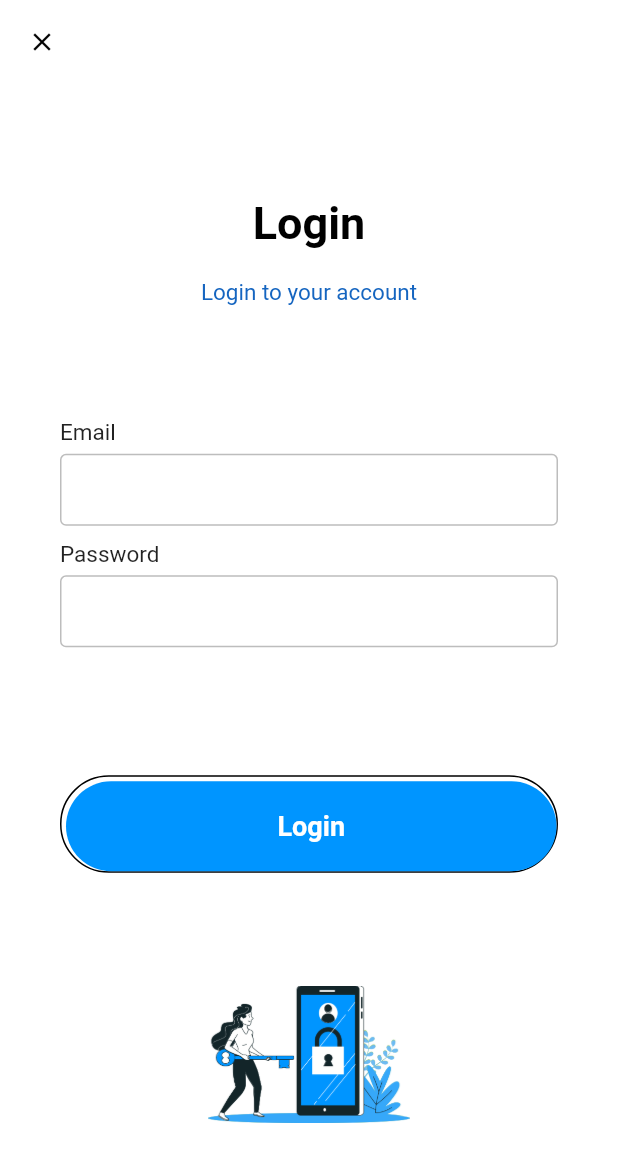
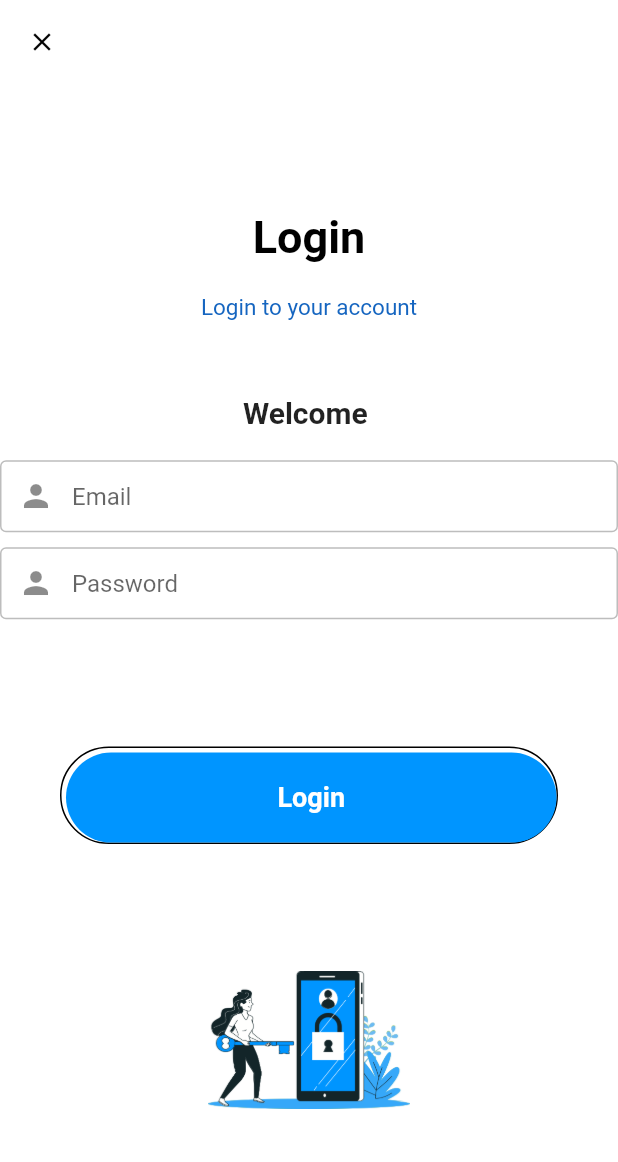
Before and after one commit to animesh2403/Minor_Project, a Flutter app: the LoginPage screen opened directly, after a tap on "Login", on a phone screen of 412 x 824 dp. Shown: the top 1162 px of the screen. Run offline on Flutter 3.47's test engine with Material 2 defaults, Android fonts, the phone set to English and light mode, and no system bars; missing offline and left inert: razorpay_flutter.

```diff
--- a/lib/login.dart
+++ b/lib/login.dart
@@ -1,6 +1,15 @@
 import 'package:flutter/material.dart';
 
-class LoginPage extends StatelessWidget {
+class LoginPage extends StatefulWidget {
+  @override
+  _LoginPageState createState() => _LoginPageState();
+}
+
+class _LoginPageState extends State<LoginPage> {
+
+  var email;
+  final emailController= new TextEditingController();
+
   @override
   Widget build(BuildContext context) {
     return Scaffold(
@@ -44,17 +53,41 @@ class LoginPage extends StatelessWidget {
                     Text(
                       "Login to your account",
                       style: TextStyle(fontSize: 15, color: Colors.blue[800]),
-                    )
+                    ),
+                    SizedBox(
+                      height: 50,
+                    ),
+                    Text('Welcome $email',style: TextStyle(fontSize: 20,fontWeight: FontWeight.bold,),),
+                    SizedBox(
+                      height: 20,
+                    ),
+                    TextField(
+                      controller: emailController,
+                      decoration: InputDecoration(
+                          prefixIcon: Icon(Icons.person),
+                          hintText: 'Email',
+                          contentPadding: EdgeInsets.symmetric(vertical: 0, horizontal: 10),
+                          enabledBorder: OutlineInputBorder(
+                            borderSide: BorderSide(color: Colors.grey[400]),
+                          ),
+                          border: OutlineInputBorder(
+                              borderSide: BorderSide(color: Colors.grey[400]))),
+                    ),
+                    SizedBox(
+                      height: 10,
+                    ),
+                    TextField(
+                      decoration: InputDecoration(
+                          prefixIcon: Icon(Icons.person),
+                          hintText: 'Password',
+                          contentPadding: EdgeInsets.symmetric(vertical: 0, horizontal: 10),
+                          enabledBorder: OutlineInputBorder(
+                            borderSide: BorderSide(color: Colors.grey[400]),
+                          ),
+                          border: OutlineInputBorder(
+                              borderSide: BorderSide(color: Colors.grey[400]))),
+                    ),
                   ],
-                ),
-                Padding(
-                  padding: EdgeInsets.symmetric(horizontal: 40),
-                  child: Column(
-                    children: <Widget>[
-                      inputFile(label: "Email"),
-                      inputFile(label: "Password", obscureText: true)
-                    ],
-                  ),
                 ),
                 Padding(
                   padding: EdgeInsets.symmetric(horizontal: 40),
@@ -72,7 +105,11 @@ class LoginPage extends StatelessWidget {
                     child: MaterialButton(
                       minWidth: double.infinity,
                       height: 60,
-                      onPressed: () {},
+                      onPressed: () {
+                        setState(() {
+                          email=emailController.text;
+                        });
+                      },
                       color: Color(0xff0095FF),
                       elevation: 0,
                       shape: RoundedRectangleBorder(
@@ -106,33 +143,3 @@ class LoginPage extends StatelessWidget {
     );
   }
 }
-
-// we will be creating a widget for text field
-Widget inputFile({label, obscureText = false}) {
-  return Column(
-    crossAxisAlignment: CrossAxisAlignment.start,
-    children: <Widget>[
-      Text(
-        label,
-        style: TextStyle(
-            fontSize: 15, fontWeight: FontWeight.w400, color: Colors.black87),
-      ),
-      SizedBox(
-        height: 5,
-      ),
-      TextField(
-        obscureText: obscureText,
-        decoration: InputDecoration(
-            contentPadding: EdgeInsets.symmetric(vertical: 0, horizontal: 10),
-            enabledBorder: OutlineInputBorder(
-              borderSide: BorderSide(color: Colors.grey[400]),
-            ),
-            border: OutlineInputBorder(
-                borderSide: BorderSide(color: Colors.grey[400]))),
-      ),
-      SizedBox(
-        height: 10,
-      )
-    ],
-  );
-}
--- a/pubspec.yaml
+++ b/pubspec.yaml
@@ -25,6 +25,7 @@ dependencies:
     sdk: flutter
   razorpay_flutter:
   fluttertoast:
+  shared_preferences:
 
   # The following adds the Cupertino Icons font to your application.
   # Use with the CupertinoIcons class for iOS style icons.
```
Also changed, not shown: lib/main.dart (+20 -8 lines), lib/signup.dart (+10 -3 lines), pubspec.lock, 1 other file.
